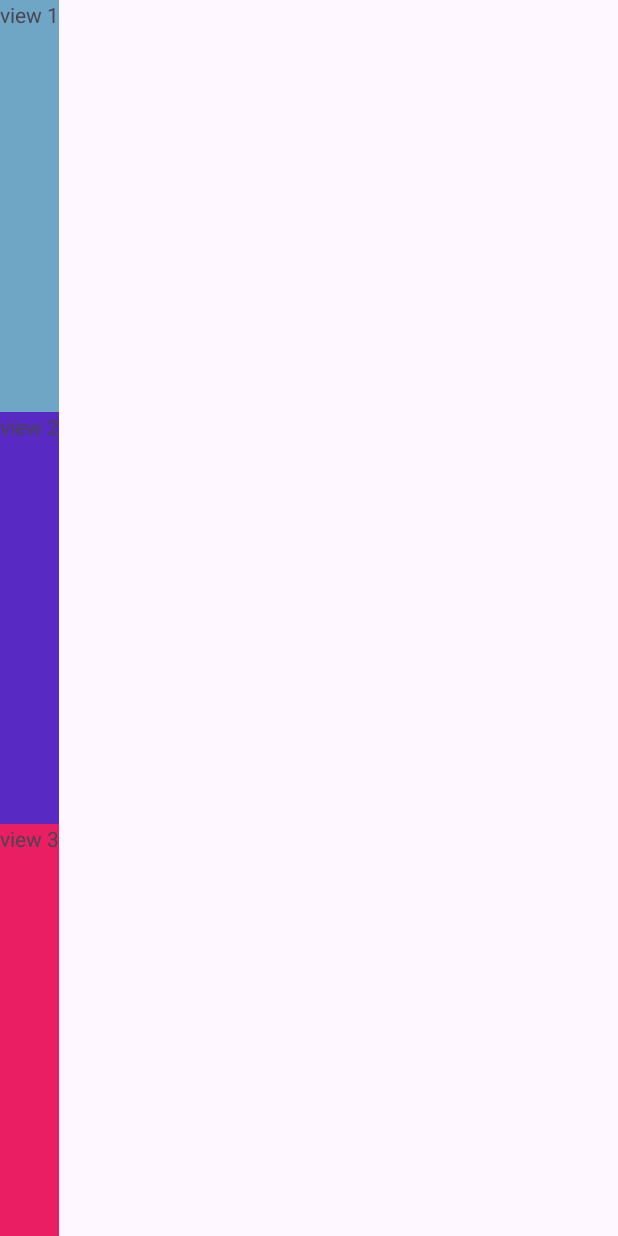
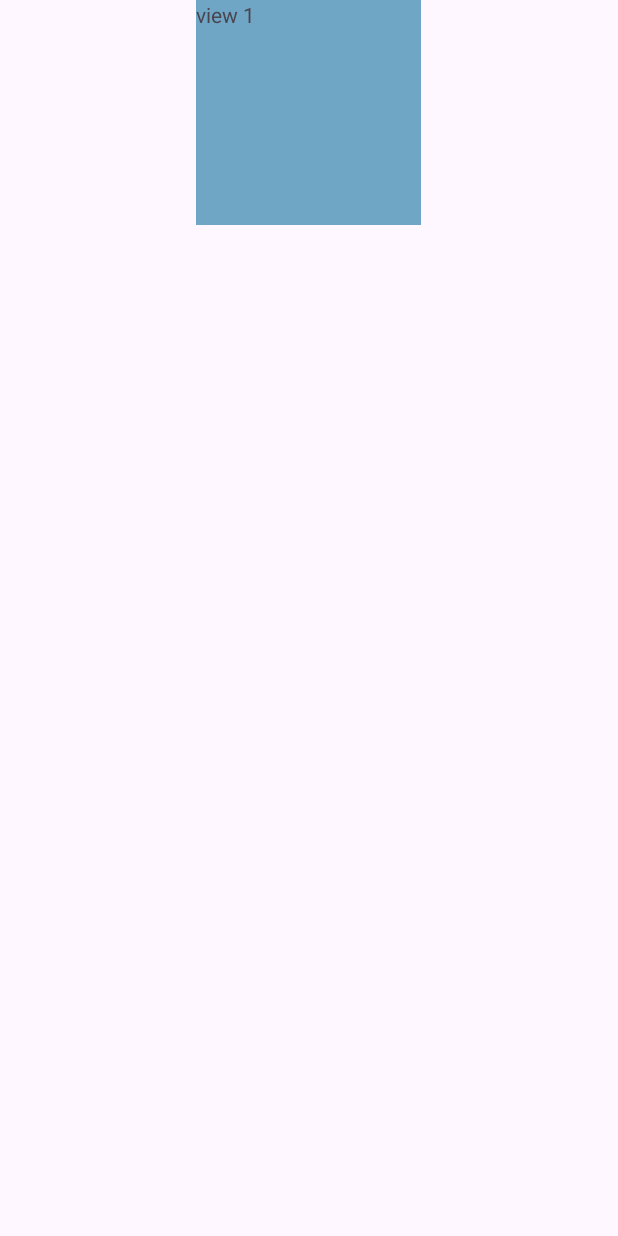
Before and after one commit to kynguyen93/Helloword08012024, an Android app: the screen it shows after launch (MainActivity), on a phone screen of 412 x 824 dp. Run offline under Robolectric (Android 15) with nearby library versions, the phone set to English and light mode, and no system bars.

Commit message:
test layout gravity and gravity

```diff
--- a/app/src/main/res/layout/activity_main.xml
+++ b/app/src/main/res/layout/activity_main.xml
@@ -5,28 +5,14 @@
     android:layout_width="match_parent"
     android:layout_height="match_parent"
     android:orientation="vertical"
-    android:weightSum="3"
     tools:context=".MainActivity">
 
     <TextView
-        android:layout_width="wrap_content"
-        android:layout_height="0dp"
-        android:layout_weight="1"
+        android:layout_width="150dp"
+        android:layout_height="150dp"
+        android:layout_gravity="center"
         android:background="#70A6C5"
         android:text="view 1" />
 
-    <TextView
-        android:layout_width="wrap_content"
-        android:layout_height="0dp"
-        android:layout_weight="1"
-        android:background="#5829C3"
-        android:text="view 2" />
-
-    <TextView
-        android:layout_width="wrap_content"
-        android:layout_height="0dp"
-        android:layout_weight="1"
-        android:background="#E91E63"
-        android:text="view 3" />
 
 </LinearLayout>
```
